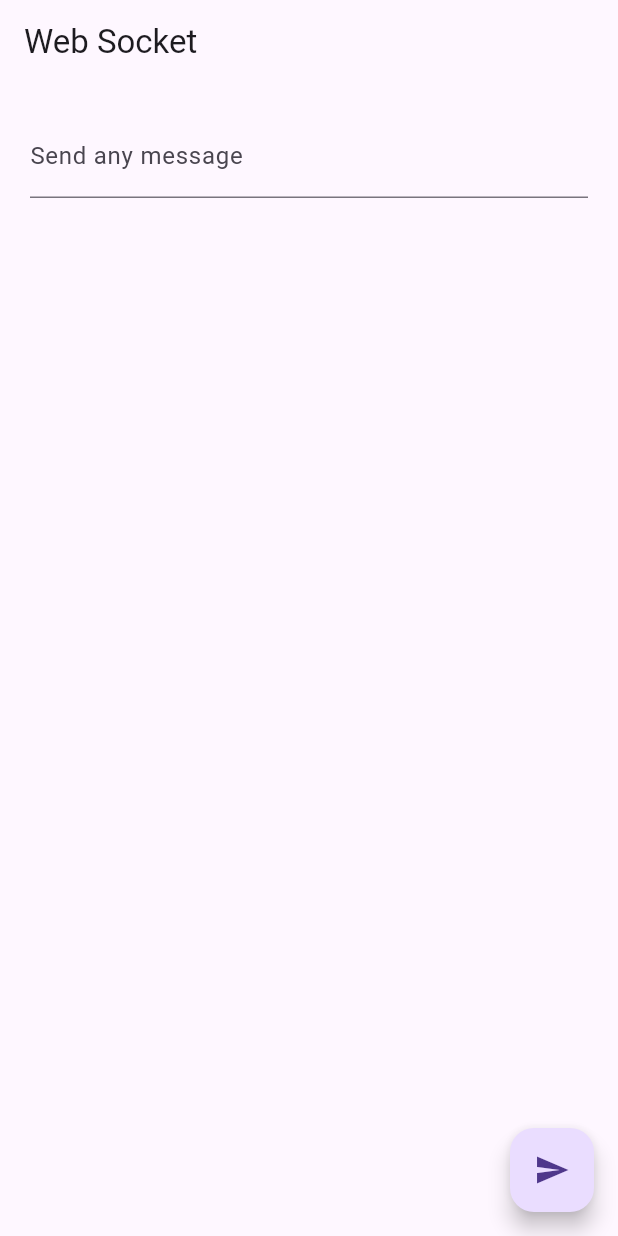
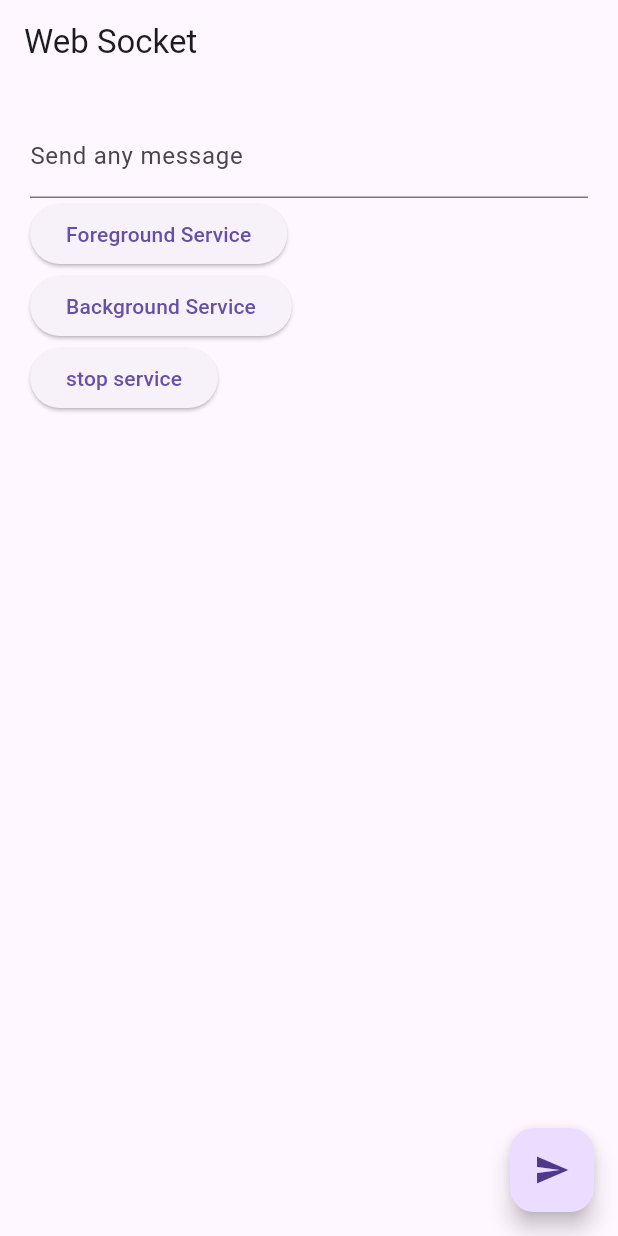
Before and after one commit to RSM88/websocketflutter, a Flutter app: the screen it shows after launch, on a phone screen of 412 x 824 dp. Run offline on Flutter 3.47's test engine with Material 3 defaults, Android fonts, the light colour scheme and no system bars; our stand-ins replace flutter_local_notifications, permission_handler, socket_io_client; missing offline and left inert: flutter_background_service, flutter_background_service_android.

Commit message:
Background and Foreground service included but separated

```diff
--- a/lib/main.dart
+++ b/lib/main.dart
@@ -1,16 +1,32 @@
 import 'dart:io';
 import 'dart:convert';
 import 'package:flutter/material.dart';
+import 'package:flutter_background_service/flutter_background_service.dart';
 import 'package:http/http.dart';
+import 'package:permission_handler/permission_handler.dart';
 import 'package:web_socket_channel/io.dart';
 import 'package:web_socket_channel/web_socket_channel.dart';
 import 'package:http/http.dart' as http;
 import 'package:web_socket_channel/status.dart' as status;
 import 'package:socket_io_client/socket_io_client.dart' as IO;
+import 'package:webcosketflutter/services/back_services.dart';
 
 import 'services/notification_services.dart';
 
-void main() => runApp(new MyApp());
+//void main() => runApp(new MyApp());
+
+void main() async {
+  WidgetsFlutterBinding.ensureInitialized();
+  await Permission.notification.isDenied.then(
+    (value) {
+      if (value) {
+        Permission.notification.request();
+      }
+    },
+  );
+  await initializeService();
+  runApp(MyApp());
+}
 
 class MyApp extends StatelessWidget {
   @override
@@ -39,6 +55,7 @@ class MyHomePage extends StatefulWidget {
 
 class MyHomePageState extends State<MyHomePage> {
   TextEditingController editingController = new TextEditingController();
+  String text = "stop service";
   @override
   Widget build(BuildContext context) {
     return new Scaffold(
@@ -56,6 +73,41 @@ class MyHomePageState extends State<MyHomePage> {
                 controller: editingController,
               ),
             ),
+            new Form(
+              child: new ElevatedButton(
+                onPressed: () {
+                  FlutterBackgroundService().invoke('setAsForeground');
+                },
+                child: const Text("Foreground Service"),
+              ),
+            ),
+            new Form(
+              child: new ElevatedButton(
+                onPressed: () {
+                  FlutterBackgroundService().invoke('setAsBackground');
+                },
+                child: const Text("Background Service"),
+              ),
+            ),
+            new Form(
+              child: new ElevatedButton(
+                  onPressed: () async {
+                    final service = FlutterBackgroundService();
+                    bool isRunning = await service.isRunning();
+                    if (isRunning) {
+                      service.invoke("stopService");
+                    } else {
+                      service.startService();
+                    }
+                    if (!isRunning) {
+                      text = "Stop Service";
+                    } else {
+                      text = "Start Service";
+                    }
+                    setState(() {});
+                  },
+                  child: Text("$text")),
+            ),
           ],
         ),
       ),
@@ -71,8 +123,9 @@ class MyHomePageState extends State<MyHomePage> {
   }
 
   void ConnectionWS(token) async {
-    final uri = Uri.parse(
-        "ws://b851-2806-2f0-90a0-da95-b18f-e798-92b0-ed0d.ngrok-free.app");
+    //final uri = Uri.parse(
+    //"ws://b851-2806-2f0-90a0-da95-b18f-e798-92b0-ed0d.ngrok-free.app");
+    final uri = Uri.parse("ws://" + serverURL);
     final headersX = {
       'Content-type': 'application/json',
       'Accept': 'application/json',
@@ -100,9 +153,9 @@ class MyHomePageState extends State<MyHomePage> {
     }
   }
 
-  final serverURL =
-      'b851-2806-2f0-90a0-da95-b18f-e798-92b0-ed0d.ngrok-free.app';
-
+  //final serverURL =
+  //'b851-2806-2f0-90a0-da95-b18f-e798-92b0-ed0d.ngrok-free.app';
+  final serverURL = '186.96.0.239:3000';
   // --- --- --- --- --- --- --- --- --- --- --- ---
 
   Future postData() async {
--- /dev/null
+++ b/lib/services/back_services.dart
@@ -0,0 +1,57 @@
+import 'dart:async';
+import 'dart:ui';
+
+import 'package:flutter/material.dart';
+import 'package:flutter_background_service/flutter_background_service.dart';
+import 'package:flutter_background_service_android/flutter_background_service_android.dart';
+
+int num = 0;
+
+Future<void> initializeService() async {
+  final service = FlutterBackgroundService();
+  await service.configure(
+    iosConfiguration: IosConfiguration(
+      autoStart: true,
+      onForeground: onStart,
+      onBackground: onIosBackground,
+    ),
+    androidConfiguration: AndroidConfiguration(
+        onStart: onStart, isForegroundMode: true, autoStart: true),
+  );
+}
+
+@pragma("vm:entry-point")
+Future<bool> onIosBackground(ServiceInstance service) async {
+  WidgetsFlutterBinding.ensureInitialized();
+  DartPluginRegistrant.ensureInitialized();
+  return true;
+}
+
+@pragma("vm:entry-point")
+void onStart(ServiceInstance service) async {
+  DartPluginRegistrant.ensureInitialized();
+  if (service is AndroidServiceInstance) {
+    service.on('setAsForeground').listen((event) {
+      service.setAsBackgroundService();
+    });
+    service.on('setAsBackground').listen((event) {
+      service.setAsBackgroundService();
+    });
+  }
+  service.on('stopService').listen((event) {
+    service.stopSelf();
+  });
+  Timer.periodic(const Duration(seconds: 5), (timer) async {
+    if (service is AndroidServiceInstance) {
+      if (await service.isForegroundService()) {
+        service.setForegroundNotificationInfo(
+            title: "Notification", content: "service running ... $num");
+      }
+    }
+
+    print("background service running ... $num");
+    service.invoke('update');
+
+    num = num + 1;
+  });
+}
--- a/pubspec.yaml
+++ b/pubspec.yaml
@@ -13,6 +13,10 @@ dependencies:
   http:
   web_socket_channel:
   flutter_local_notifications: ^12.0.3
+  flutter_background_service: ^2.4.6
+  flutter_background_service_ios: ^2.4.0
+  flutter_background_service_android: ^3.0.3
+  permission_handler: ^10.2.0
 
 dev_dependencies:
   flutter_test:
```
Also changed, not shown: pubspec.lock, 2 other files.
